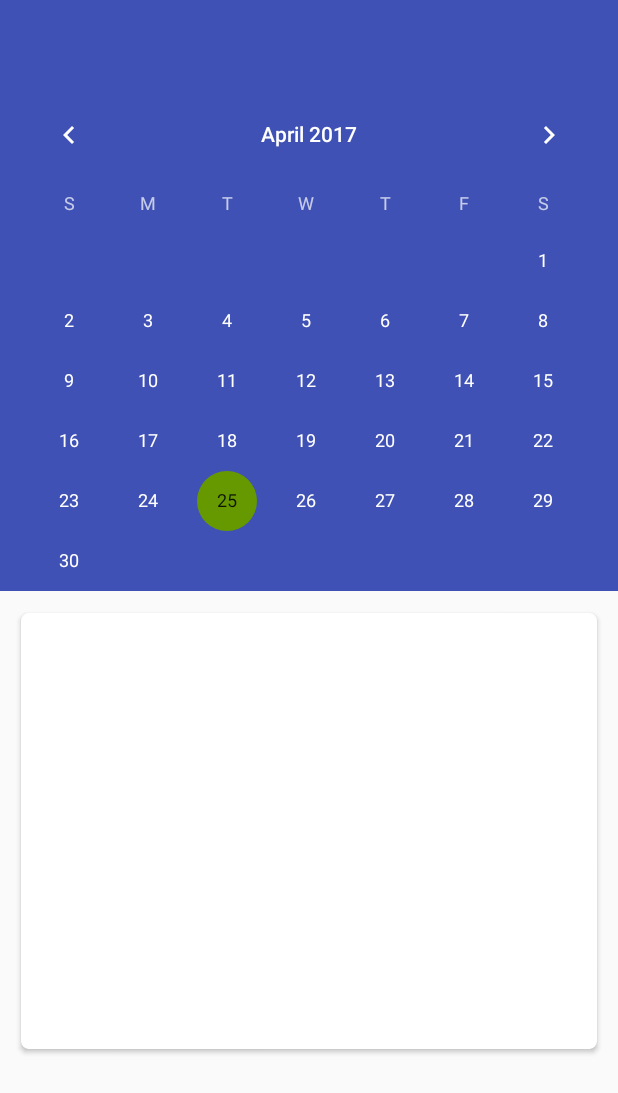
After one commit to strider2023/Book-Demo, an Android app: the layout activity_calendar.xml on its own in the app's theme, with its tools: preview values and no code run, on a phone screen of 412 x 824 dp. The commit adds this screen. Shown: the top 1093 px of the screen. Run offline under Robolectric (Android 15) with nearby library versions, the phone set to English and light mode, and no system bars.

Commit message:
Added google calendar demo
- Google calendar demo

```diff
--- /dev/null
+++ b/app/src/main/res/layout/activity_calendar.xml
@@ -0,0 +1,53 @@
+<?xml version="1.0" encoding="utf-8"?>
+<LinearLayout xmlns:android="http://schemas.android.com/apk/res/android"
+    xmlns:app="http://schemas.android.com/apk/res-auto"
+    xmlns:tools="http://schemas.android.com/tools"
+    android:id="@+id/calendar_conatiner"
+    android:layout_width="match_parent"
+    android:layout_height="match_parent"
+    android:orientation="vertical"
+    tools:context="com.touchmenotapps.bookdemo.CalendarActivity">
+
+    <android.support.design.widget.AppBarLayout
+        android:id="@+id/appbar"
+        android:layout_width="match_parent"
+        android:layout_height="wrap_content"
+        android:theme="@style/AppTheme.AppBarOverlay">
+
+        <android.support.design.widget.CollapsingToolbarLayout
+            android:id="@+id/toolbar_layout"
+            android:layout_width="match_parent"
+            android:layout_height="wrap_content"
+            app:contentScrim="?attr/colorPrimary"
+            app:layout_scrollFlags="scroll|exitUntilCollapsed"
+            app:titleEnabled="false">
+
+            <CalendarView
+                android:id="@+id/selection_calendar"
+                android:layout_width="match_parent"
+                android:layout_height="wrap_content"
+                android:layout_marginTop="?attr/actionBarSize"
+                android:visibility="visible" />
+
+            <android.support.v7.widget.Toolbar
+                android:id="@+id/toolbar"
+                android:layout_width="match_parent"
+                android:layout_height="?attr/actionBarSize"
+                android:background="?attr/colorPrimary"
+                app:layout_collapseMode="pin"
+                app:popupTheme="@style/AppTheme.PopupOverlay">
+
+            </android.support.v7.widget.Toolbar>
+
+        </android.support.design.widget.CollapsingToolbarLayout>
+
+    </android.support.design.widget.AppBarLayout>
+
+    <android.support.v7.widget.CardView
+        android:layout_width="match_parent"
+        android:layout_height="300dp"
+        android:layout_margin="10dp"
+        app:cardCornerRadius="5dp"
+        app:cardUseCompatPadding="true"/>
+
+</LinearLayout>
--- a/app/src/main/res/layout/activity_fees.xml
+++ b/app/src/main/res/layout/activity_fees.xml
@@ -7,7 +7,7 @@
     android:layout_width="match_parent"
     android:layout_height="match_parent"
     android:fitsSystemWindows="true"
-    tools:context="com.nexteducation.bookdemo.FeesActivity">
+    tools:context="com.touchmenotapps.bookdemo.FeesActivity">
 
     <android.support.design.widget.AppBarLayout
         android:id="@+id/appbar"
--- a/app/src/main/res/values/strings.xml
+++ b/app/src/main/res/values/strings.xml
@@ -23,4 +23,5 @@
     </string-array>
     <string name="title_activity_fees">Fees</string>
     <string name="action_settings">Settings</string>
+    <string name="title_activity_calendar">CalendarActivity</string>
 </resources>
--- a/app/src/main/res/values/styles.xml
+++ b/app/src/main/res/values/styles.xml
@@ -14,8 +14,20 @@
         <item name="windowNoTitle">true</item>
     </style>
 
-    <style name="AppTheme.AppBarOverlay" parent="ThemeOverlay.AppCompat.Dark.ActionBar" />
+    <style name="AppTheme.AppBarOverlay" parent="ThemeOverlay.AppCompat.Dark.ActionBar" >
+        <item name="android:spinnerStyle">@style/AppTheme.Form.Spinner</item>
+        <item name="android:spinnerItemStyle">@style/AppTheme.Form.Spinner.Item</item>
+    </style>
 
     <style name="AppTheme.PopupOverlay" parent="ThemeOverlay.AppCompat.Light" />
 
+    <!-- Spinner Styles -->
+    <style name="AppTheme.Form.Spinner" parent="Widget.AppCompat.Spinner">
+        <item name="android:paddingRight">0dp</item>
+        <item name="android:paddingEnd">0dp</item>
+    </style>
+    <style name="AppTheme.Form.Spinner.Item" parent="Widget.AppCompat.EditText">
+        <item name="android:clickable">false</item>
+    </style>
+
 </resources>
```
Also changed, not shown: app/src/main/AndroidManifest.xml (+16 -6 lines), app/src/main/java/com/touchmenotapps/bookdemo/CalendarActivity.java (added, +99 -0 lines), app/src/main/res/drawable/ic_date_range_black_24dp.xml (added, +9 -0 lines), app/src/main/res/layout/fragment_fees.xml (+4 -4 lines), app/src/main/res/menu/menu_fees.xml (+4 -3 lines).
